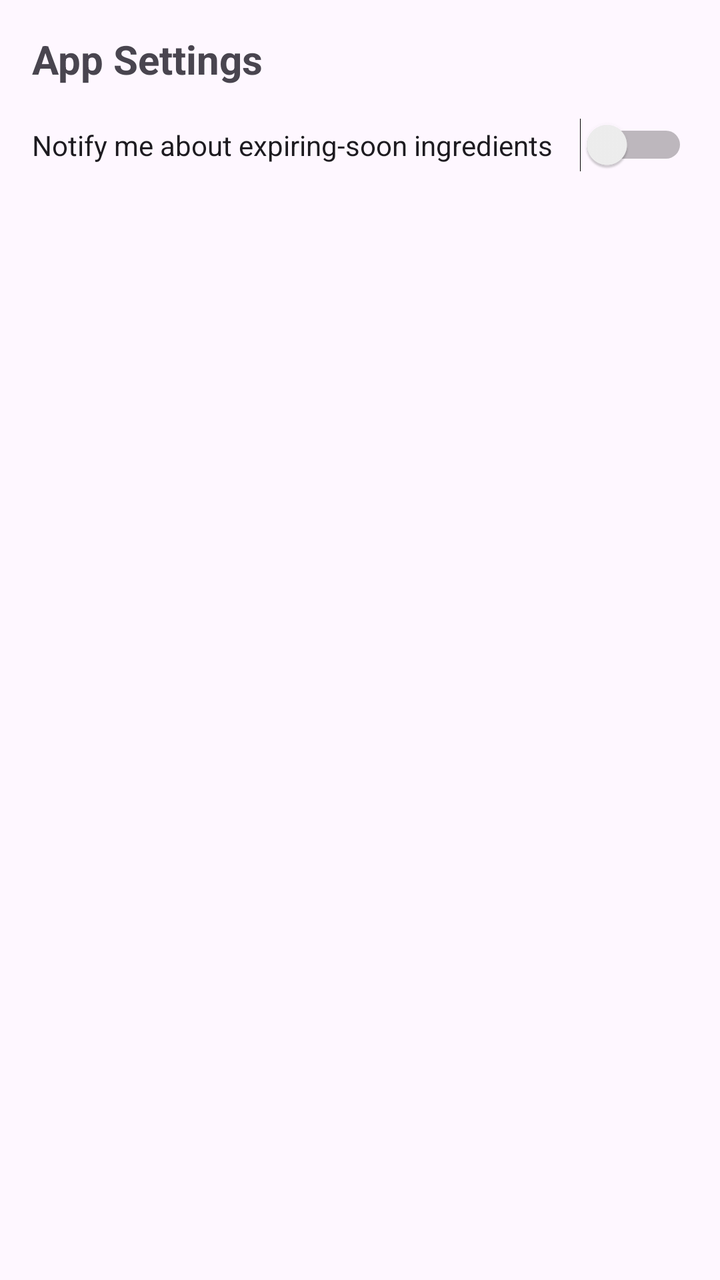
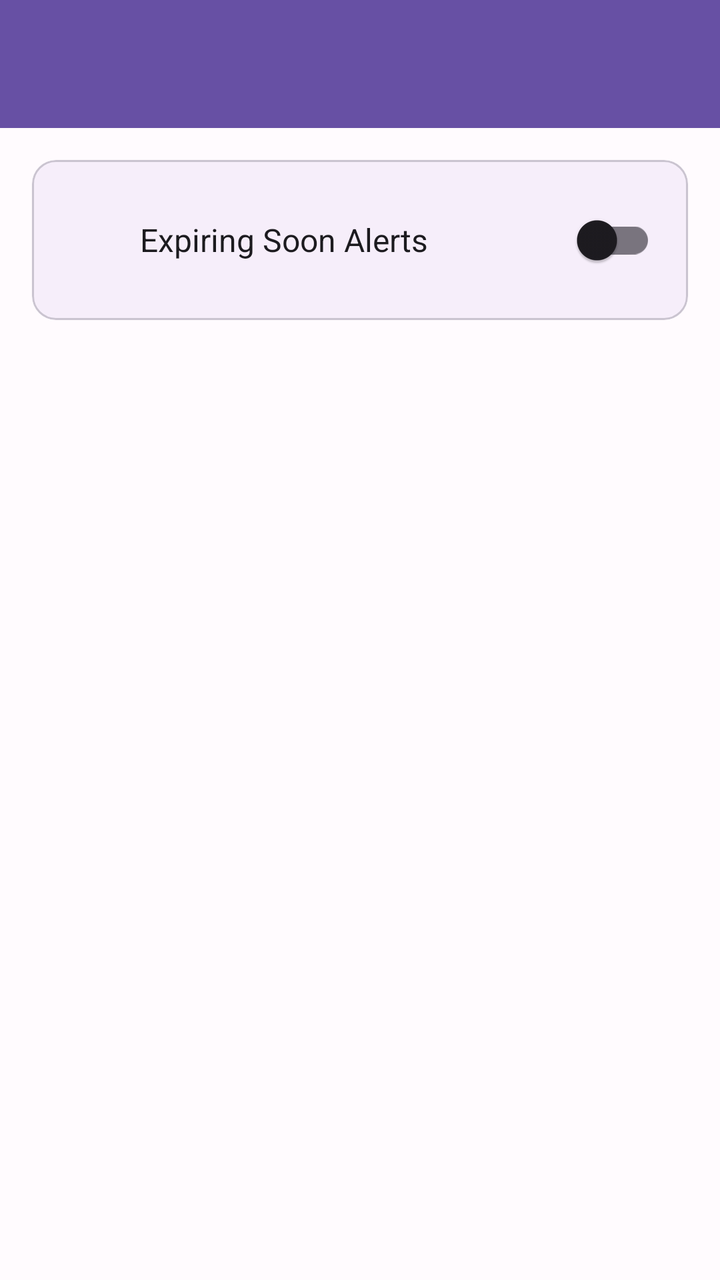

Screens rendered from an Android XML layout before and after an edit, with the pre-edit source and the edit as a unified diff.
<!-- AndroidManifest.xml: application theme Theme.SmartPantryManager -->
<!-- res/layout/activity_settings.xml -->
<?xml version="1.0" encoding="utf-8"?>
<LinearLayout xmlns:android="http://schemas.android.com/apk/res/android"
    android:layout_width="match_parent"
    android:layout_height="match_parent"
    android:orientation="vertical"
    android:padding="16dp"
    android:fitsSystemWindows="true">

    <TextView
        android:layout_width="match_parent"
        android:layout_height="wrap_content"
        android:text="App Settings"
        android:textSize="20sp"
        android:textStyle="bold"
        android:layout_marginBottom="16dp"/>

    <Switch
        android:id="@+id/switchExpiryAlerts"
        android:layout_width="match_parent"
        android:layout_height="wrap_content"
        android:text="Notify me about expiring-soon ingredients"/>

</LinearLayout>
<!-- resources referenced by this layout -->
<resources>
  <style name="Theme.SmartPantryManager" parent="Theme.Material3.DayNight.NoActionBar">
      </style>
</resources>

<!-- the commit's change to res/layout/activity_settings.xml (unified diff, before → after) -->
@@ -1,23 +1,56 @@
 <?xml version="1.0" encoding="utf-8"?>
-<LinearLayout xmlns:android="http://schemas.android.com/apk/res/android"
+<androidx.constraintlayout.widget.ConstraintLayout xmlns:android="http://schemas.android.com/apk/res/android"
+    xmlns:app="http://schemas.android.com/apk/res-auto"
     android:layout_width="match_parent"
     android:layout_height="match_parent"
-    android:orientation="vertical"
-    android:padding="16dp"
-    android:fitsSystemWindows="true">
+    android:background="@color/pantry_background">
 
-    <TextView
+    <androidx.appcompat.widget.Toolbar
+        android:id="@+id/toolbarSettings"
+        android:layout_width="match_parent"
+        android:layout_height="?attr/actionBarSize"
+        android:background="@color/pantry_primary"
+        android:theme="@style/ThemeOverlay.AppCompat.Dark.ActionBar"
+        app:layout_constraintTop_toTopOf="parent"/>
+
+    <com.google.android.material.card.MaterialCardView
+        android:id="@+id/cardExpiryToggle"
         android:layout_width="match_parent"
         android:layout_height="wrap_content"
-        android:text="App Settings"
-        android:textSize="20sp"
-        android:textStyle="bold"
-        android:layout_marginBottom="16dp"/>
+        android:layout_margin="16dp"
+        app:cardCornerRadius="12dp"
+        app:cardElevation="1dp"
+        app:layout_constraintTop_toBottomOf="@id/toolbarSettings">
 
-    <Switch
-        android:id="@+id/switchExpiryAlerts"
-        android:layout_width="match_parent"
-        android:layout_height="wrap_content"
-        android:text="Notify me about expiring-soon ingredients"/>
+        <LinearLayout
+            android:layout_width="match_parent"
+            android:layout_height="wrap_content"
+            android:orientation="horizontal"
+            android:padding="16dp"
+            android:gravity="center_vertical">
 
-</LinearLayout>
+            <ImageView
+                android:id="@+id/iconNotification"
+                android:layout_width="24dp"
+                android:layout_height="24dp"
+                android:contentDescription="Notification status"
+                app:tint="@color/pantry_primary"/>
+
+            <TextView
+                android:id="@+id/textExpiryToggleLabel"
+                android:layout_width="0dp"
+                android:layout_height="wrap_content"
+                android:layout_weight="1"
+                android:layout_marginStart="14dp"
+                android:text="Expiring Soon Alerts"
+                android:textSize="16sp"
+                android:textColor="@color/pantry_text_primary"/>
+
+            <androidx.appcompat.widget.SwitchCompat
+                android:id="@+id/switchExpiryAlerts"
+                android:layout_width="wrap_content"
+                android:layout_height="wrap_content"/>
+        </LinearLayout>
+    </com.google.android.material.card.MaterialCardView>
+
+</androidx.constraintlayout.widget.ConstraintLayout>
<!-- resource entries referenced after the edit -->
@@ -1,5 +1,8 @@
 <!-- resources referenced by this layout -->
 <resources>
+  <color name="pantry_background">#FFFBFE</color>
+  <color name="pantry_primary">#6750A4</color>
+  <color name="pantry_text_primary">#1C1B1F</color>
   <style name="Theme.SmartPantryManager" parent="Theme.Material3.DayNight.NoActionBar">
       </style>
 </resources>
